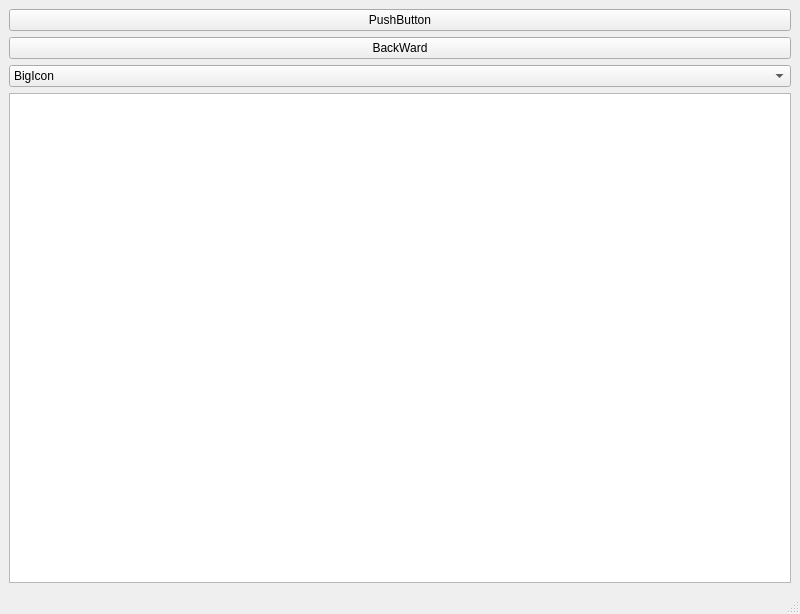
Qt form FileDisplyWidget/mainwindow.ui (Aisdar/APlorer) before a commit.
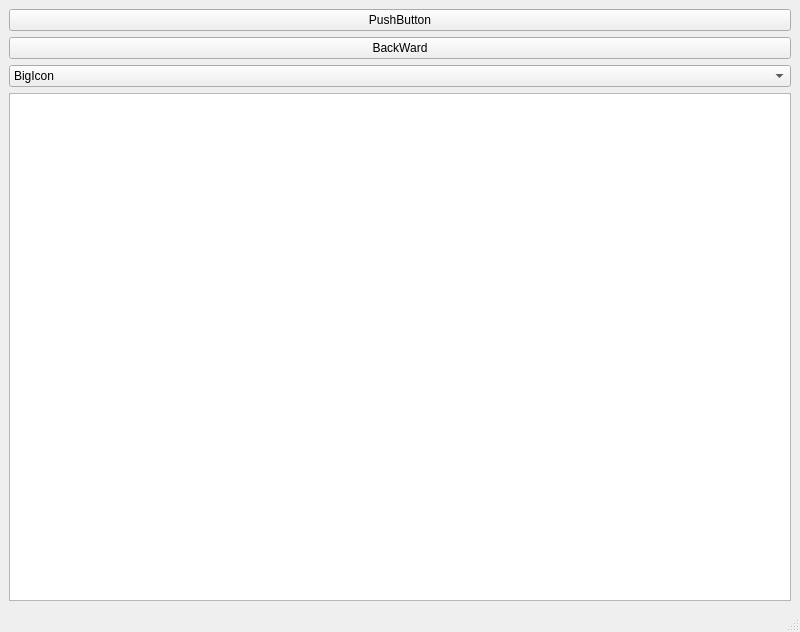
The same form after that commit. Custom widgets are drawn as their Qt base class.

What changed in the file:
```diff
--- a/FileDisplyWidget/mainwindow.ui
+++ b/FileDisplyWidget/mainwindow.ui
@@ -7,7 +7,7 @@
     <x>0</x>
     <y>0</y>
     <width>800</width>
-    <height>604</height>
+    <height>632</height>
    </rect>
   </property>
   <property name="windowTitle">
```
Left out of the diff: 5 changed lines with no effect on the pictures.
